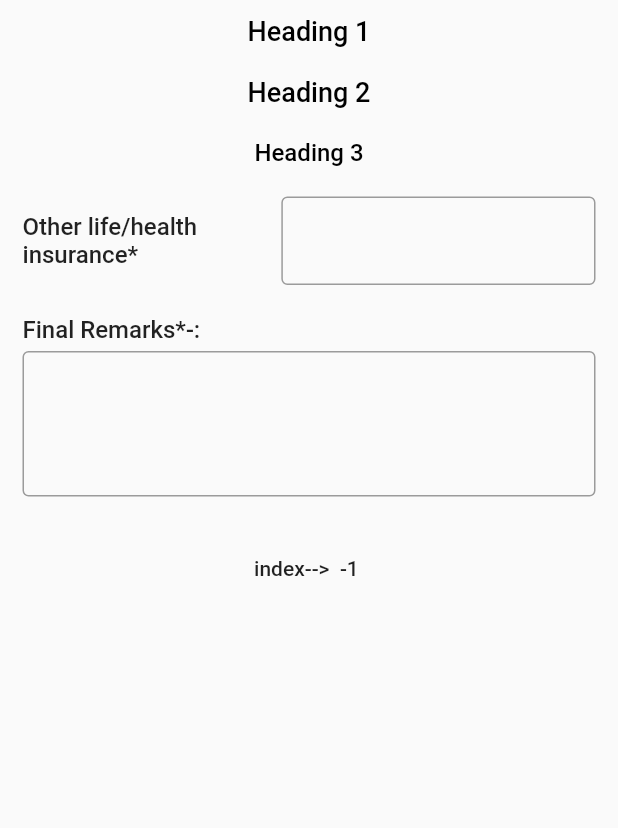
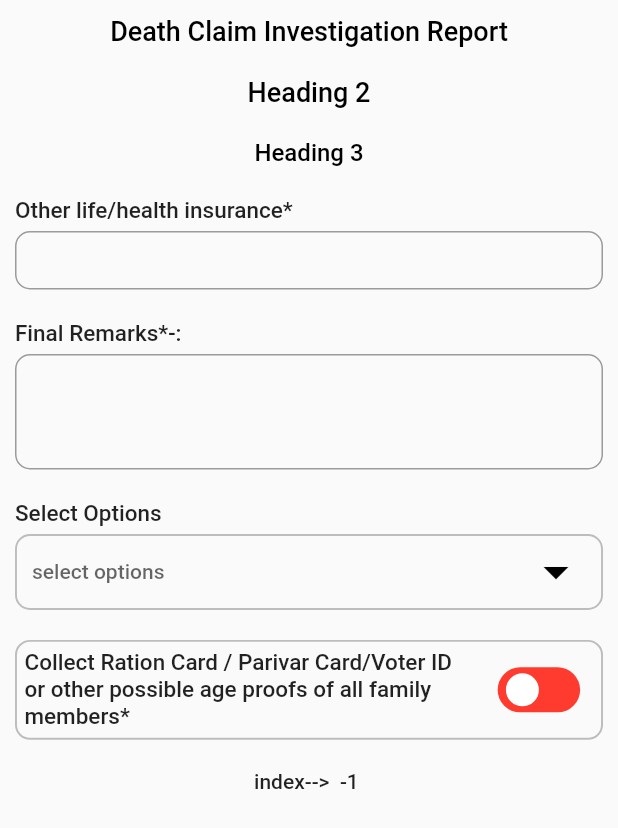
Before and after one commit to Satendra9984/veridox, a Flutter app: the screen it shows after launch, on a phone screen of 412 x 824 dp. Shown: the top 828 px of the screen. Run offline on Flutter 3.47's test engine with Material 2 defaults, Android fonts, the phone set to English and light mode, and no system bars; drawn by our look-alikes of flutter_switch; our stand-ins replace cloud_firestore, firebase_auth, firebase_core, pinput, shared_preferences; accounts and stored records are empty.

Commit message:
forms widgets

```diff
--- a/lib/form_builder_widgets/dropdown_menu.dart
+++ b/lib/form_builder_widgets/dropdown_menu.dart
@@ -1,10 +1,90 @@
+import 'package:flutter/cupertino.dart';
 import 'package:flutter/material.dart';
 
-class DropdownMenu extends StatelessWidget {
-  const DropdownMenu({Key? key}) : super(key: key);
+class DropdownMenu extends StatefulWidget {
+  final Map<String, dynamic> widgetJson;
+  final Function(dynamic val) onChange;
+  const DropdownMenu(
+      {Key? key, required this.onChange, required this.widgetJson})
+      : super(key: key);
+
+  @override
+  State<DropdownMenu> createState() => _DropdownMenuState();
+}
+
+class _DropdownMenuState extends State<DropdownMenu> {
+  late final List<dynamic> items;
+  dynamic currentValue;
+
+  @override
+  void initState() {
+    // TODO: implement initState
+    super.initState();
+    items = widget.widgetJson['options'].toList();
+  }
 
   @override
   Widget build(BuildContext context) {
-    return Container();
+    return Column(
+      crossAxisAlignment: CrossAxisAlignment.start,
+      children: [
+        Text(
+          '${widget.widgetJson['label']}',
+          softWrap: true,
+          style: const TextStyle(fontSize: 15),
+        ),
+        const SizedBox(
+          height: 5,
+        ),
+        Container(
+          padding: const EdgeInsets.symmetric(horizontal: 10),
+          decoration: BoxDecoration(
+            borderRadius: BorderRadius.circular(10),
+            border: Border.all(
+              color: Colors.grey.shade400,
+              width: 1.3,
+            ),
+          ),
+          child: DropdownButtonHideUnderline(
+            child: DropdownButton<dynamic>(
+              hint: const Text(
+                'select options',
+                style: TextStyle(
+                  fontSize: 14,
+                ),
+              ),
+              value: currentValue,
+              icon: const Icon(
+                Icons.arrow_drop_down,
+                size: 40,
+                color: CupertinoColors.black,
+              ),
+              items: items.map(
+                (option) {
+                  return DropdownMenuItem(
+                    value: option,
+                    onTap: () => setState(() {
+                      currentValue = option;
+                    }),
+                    child: Text(
+                      option.toString(),
+                      style: const TextStyle(fontSize: 14),
+                    ),
+                  );
+                },
+              ).toList(),
+              onChanged: (val) => setState(() {
+                currentValue = val;
+                widget.onChange(val);
+              }),
+              isExpanded: true,
+            ),
+          ),
+        ),
+        const SizedBox(
+          height: 20,
+        ),
+      ],
+    );
   }
 }
--- a/lib/form_builder_widgets/multi_line_input.dart
+++ b/lib/form_builder_widgets/multi_line_input.dart
@@ -22,19 +22,24 @@ class _MultiLineInputState extends State<MultiLineInput> {
         Text(
           '${widget.widgetJson['label']}',
           softWrap: true,
-          style: const TextStyle(fontSize: 16),
+          style: const TextStyle(fontSize: 15),
         ),
         const SizedBox(
           height: 5,
         ),
         TextFormField(
+          initialValue: widget.widgetJson['value'],
           onChanged: (val) => widget.onChange(val),
           keyboardType: TextInputType.multiline,
           textInputAction: TextInputAction.newline,
           minLines: 3,
           maxLines: null,
           decoration: InputDecoration(
-            border: OutlineInputBorder(),
+            border: OutlineInputBorder(
+              borderRadius: BorderRadius.circular(10),
+            ),
+            isDense: true, // Added this
+            contentPadding: EdgeInsets.all(10),
           ),
         ),
         const SizedBox(
--- a/lib/form_builder_widgets/single_line_input.dart
+++ b/lib/form_builder_widgets/single_line_input.dart
@@ -21,37 +21,42 @@ class _SingleLineInputState extends State<SingleLineInput> {
   Widget build(BuildContext context) {
     return Column(
       children: [
-        Row(
-          crossAxisAlignment: CrossAxisAlignment.center,
+        Column(
+          crossAxisAlignment: CrossAxisAlignment.start,
           textBaseline: TextBaseline.alphabetic,
           children: [
-            Expanded(
-              flex: 4,
-              child: Text(
+            Text(
               '${widget.widgetJson['label']}',
               style: const TextStyle(
-                  fontSize: 16,
+                fontSize: 15,
+
                 // fontWeight: FontWeight.bold,
               ),
               softWrap: true,
             ),
-            ),
             const SizedBox(
               width: 5,
+              height: 5,
             ),
-            Expanded(
-              flex: 5,
-              child: TextFormField(
+            TextFormField(
+              initialValue: widget.widgetJson['value'],
               onChanged: (val) => widget.onChange(val),
-                style: TextStyle(),
+              // style: TextStyle(),
               decoration: InputDecoration(
-                  border: OutlineInputBorder(),
+                border: OutlineInputBorder(
+                  borderRadius: BorderRadius.circular(10),
+                ),
+                isDense: true, // Added this
+                contentPadding: EdgeInsets.all(10),
               ),
               // keyboardType: TextInputType.multiline,
               // textInputAction: TextInputAction.newline,
               // minLines: 1,
               // maxLines: null,
-              ),
+              // TODO: VALIDATION
+              validator: (val) {
+                return 'error';
+              },
             ),
           ],
         ),
--- a/lib/form_builder_widgets/toggle_button.dart
+++ b/lib/form_builder_widgets/toggle_button.dart
@@ -1,10 +1,74 @@
+import 'package:flutter/cupertino.dart';
 import 'package:flutter/material.dart';
+import 'package:flutter_switch/flutter_switch.dart';
 
-class ToggleButton extends StatelessWidget {
-  const ToggleButton({Key? key}) : super(key: key);
+class ToggleButton extends StatefulWidget {
+  final Map<String, dynamic> widgetJson;
+  final Function(dynamic value) onChange;
+  const ToggleButton(
+      {Key? key, required this.widgetJson, required this.onChange})
+      : super(key: key);
+
+  @override
+  State<ToggleButton> createState() => _ToggleButtonState();
+}
+
+class _ToggleButtonState extends State<ToggleButton> {
+  bool status = false;
+
+  @override
+  void initState() {
+    // TODO: implement initState
+    super.initState();
+    status = widget.widgetJson['value'] ?? false;
+  }
 
   @override
   Widget build(BuildContext context) {
-    return Container();
+    return Container(
+      padding: const EdgeInsets.all(5),
+      decoration: BoxDecoration(
+        border: Border.all(
+          color: Colors.grey.shade400,
+          width: 1.3,
+        ),
+        borderRadius: BorderRadius.circular(10),
+      ),
+      child: Row(
+        children: [
+          Expanded(
+            flex: 8,
+            child: Text(
+              widget.widgetJson['label'],
+              style: const TextStyle(fontSize: 15),
+            ),
+          ),
+          const SizedBox(
+            width: 15,
+          ),
+          Expanded(
+            flex: 2,
+            child: FlutterSwitch(
+              width: 55.0,
+              height: 30.0,
+              // valueFontSize: 25.0,
+              toggleSize: 25.0,
+              // borderRadius: 30.0,
+              // padding: 3.0,
+              // value: status,
+              value: status,
+              onToggle: (val) {
+                setState(() {
+                  status = val;
+                });
+                widget.onChange(val);
+              },
+              activeColor: CupertinoColors.systemGreen,
+              inactiveColor: CupertinoColors.systemRed,
+            ),
+          ),
+        ],
+      ),
+    );
   }
 }
--- a/lib/templates/form_page.dart
+++ b/lib/templates/form_page.dart
@@ -9,6 +9,8 @@ import 'package:veridox/form_builder_widgets/text_display.dart';
 import 'package:veridox/form_builder_widgets/multi_line_input.dart';
 import 'package:veridox/form_builder_widgets/toggle_button.dart';
 
+import '../form_builder_widgets/single_line_row_input.dart';
+
 class FormPage extends StatefulWidget {
   // getting id to save data in the database
   final String formIdInSp;
@@ -18,7 +20,7 @@ class FormPage extends StatefulWidget {
     "page": [
       {
         "type": "text",
-        "label": "Heading 1",
+        "label": "Death Claim Investigation Report",
         "heading_type": 1,
       },
       {
@@ -51,32 +53,41 @@ class FormPage extends StatefulWidget {
         "column": 5,
         "row_labels": [],
         "column_labels": [],
-        "value": [[]]
+        "value": [[], [], []]
       },
       {
         "type": "dropdown_menu",
-        "label": "jhanga manga",
+        "label": "Select Options",
         "value": null,
-        "options": [],
+        "options": ['1', '2', '3', '4', '5'],
         "hint": "yahan likho"
       },
       {
         "type": "toggle_button",
-        "label": "jhanga manga new        \n new line",
+        "label":
+            "Collect Ration Card / Parivar Card/Voter ID or other possible age proofs of all family members*",
         "value": false,
         "lines": "multi line",
         "heading_type": 1
       },
-      {"type": "date_time_picker", "value": "28/04/2022"},
-      {"type": "location_image", "value": "firebase_storage_id"},
-      {"type": "image", "value": "firebase_storage_id"}
+      {
+        "type": "date_time_picker",
+        "value": "28/04/2022",
+      },
+      {
+        "type": "location_image",
+        "value": "firebase_storage_id",
+      },
+      {
+        "type": "image",
+        "value": "firebase_storage_id",
+      }
     ]
   };
   FormPage({
     Key? key,
     required this.formIdInSp,
     required this.num,
-    // required this.pageData
   }) : super(key: key);
 
   @override
@@ -88,6 +99,7 @@ class _FormState extends State<FormPage> with AutomaticKeepAliveClientMixin {
   late final List<Map<String, dynamic>> _values;
   String _result = '';
   int currentInd = -1;
+
   @override
   void initState() {
     // TODO: implement initState
@@ -132,8 +144,8 @@ class _FormState extends State<FormPage> with AutomaticKeepAliveClientMixin {
             // decoration: BoxDecoration(
             //   color: Colors.red,
             // ),
-            height: MediaQuery.of(context).size.height,
-            padding: const EdgeInsets.only(left: 15, right: 15, top: 10),
+            // height: MediaQuery.of(context).size.height,
+            padding: const EdgeInsets.only(left: 10, right: 10, top: 10),
             child: Column(
               children: [
                 Column(
@@ -163,9 +175,17 @@ class _FormState extends State<FormPage> with AutomaticKeepAliveClientMixin {
                       } else if (type == 'table') {
                         return Table();
                       } else if (type == 'dropdown_menu') {
-                        return DropdownMenu();
+                        return DropdownMenu(
+                          widgetJson: widgetData,
+                          onChange: (val) {
+                            _onUpdate(i, val);
+                          },
+                        );
                       } else if (type == 'toggle_button') {
-                        return ToggleButton();
+                        return ToggleButton(
+                          widgetJson: widgetData,
+                          onChange: (value) => _onUpdate(i, value),
+                        );
                       } else if (type == 'date_time_picker') {
                         return DateTimePicker();
                       } else if (type == 'image') {
--- a/pubspec.yaml
+++ b/pubspec.yaml
@@ -29,6 +29,7 @@ environment:
 dependencies:
   flutter:
     sdk: flutter
+  flutter_switch: ^0.3.2
 
 
   # The following adds the Cupertino Icons font to your application.
```
Also changed, not shown: lib/form_builder_widgets/single_line_row_input.dart (added, +80 -0 lines), pubspec.lock. Lines whose indentation alone changed are shown as unchanged.
